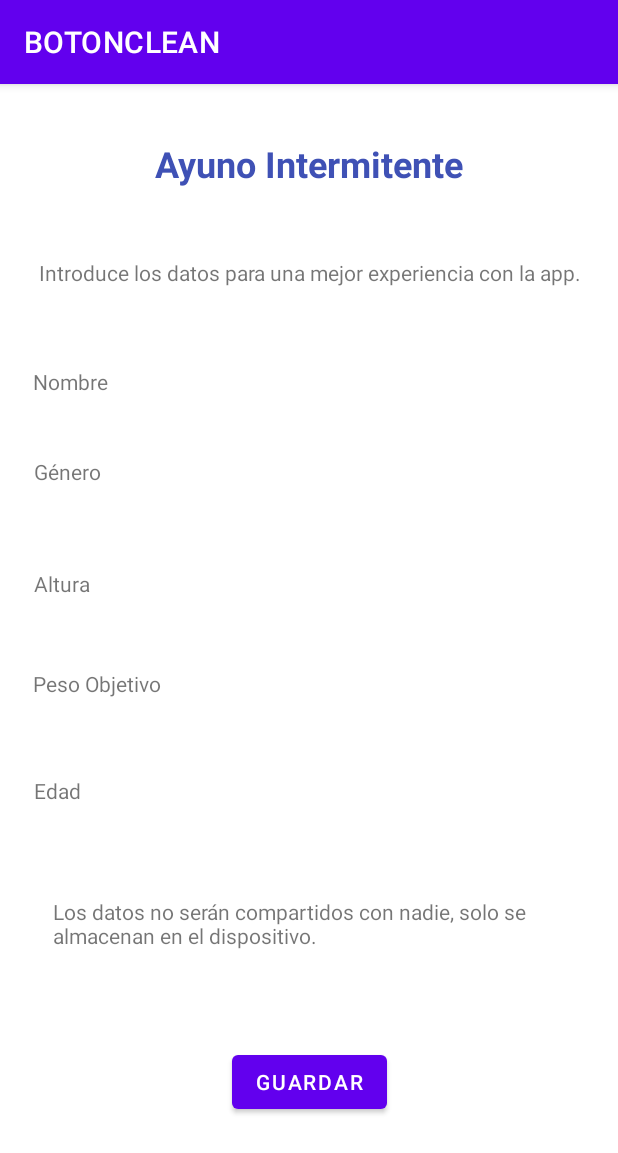
After one commit to JulianHomelo/AyunoApp, an Android app: the Formulario_ingreso screen opened directly, with no data from a screen before it, on a phone screen of 412 x 824 dp. The commit adds this screen. Shown: the top 1153 px of the screen. Run offline under Robolectric (Android 15) with nearby library versions, the phone set to English and light mode, and no system bars.

Commit message:
Se agregó formulario para poder mejorar experiencia.

```diff
--- a/app/src/main/AndroidManifest.xml
+++ b/app/src/main/AndroidManifest.xml
@@ -14,6 +14,12 @@
         android:theme="@style/Theme.BOTONCLEAN"
         tools:targetApi="31">
         <activity
+            android:name=".Formulario_ingreso"
+            android:exported="false" />
+        <activity
+            android:name=".Activity3_horas"
+            android:exported="false" />
+        <activity
             android:name=".activity2_clean"
             android:exported="false" />
         <activity
--- /dev/null
+++ b/app/src/main/java/com/example/botonclean/Activity3_horas.java
@@ -0,0 +1,14 @@
+package com.example.botonclean;
+
+import androidx.appcompat.app.AppCompatActivity;
+
+import android.os.Bundle;
+
+public class Activity3_horas extends AppCompatActivity {
+
+    @Override
+    protected void onCreate(Bundle savedInstanceState) {
+        super.onCreate(savedInstanceState);
+        setContentView(R.layout.activity_activity3_horas);
+    }
+}
--- /dev/null
+++ b/app/src/main/java/com/example/botonclean/Formulario_ingreso.java
@@ -0,0 +1,28 @@
+package com.example.botonclean;
+
+import androidx.appcompat.app.AppCompatActivity;
+
+import android.content.Intent;
+import android.os.Bundle;
+import android.view.View;
+import android.widget.Button;
+
+public class Formulario_ingreso extends AppCompatActivity {
+
+    Button btn_guardar;
+
+    @Override
+    protected void onCreate(Bundle savedInstanceState) {
+        super.onCreate(savedInstanceState);
+        setContentView(R.layout.activity_formulario_ingreso);
+        btn_guardar=(Button)findViewById(R.id.btn_guardar);
+
+        btn_guardar.setOnClickListener(new View.OnClickListener() {
+            @Override
+            public void onClick(View view) {
+                Intent btn_guardar = new Intent(Formulario_ingreso.this, activity2_clean.class);
+                startActivity(btn_guardar);
+            }
+        });
+    }
+}
--- a/app/src/main/java/com/example/botonclean/MainActivity.java
+++ b/app/src/main/java/com/example/botonclean/MainActivity.java
@@ -21,7 +21,7 @@ public class MainActivity extends AppCompatActivity {
         btn_sig.setOnClickListener(new View.OnClickListener() {
             @Override
             public void onClick(View view) {
-                Intent btn_sig = new Intent(MainActivity.this, activity2_clean.class);
+                Intent btn_sig = new Intent(MainActivity.this, Formulario_ingreso.class);
                 startActivity(btn_sig);
             }
         });
--- /dev/null
+++ b/app/src/main/res/layout/activity_activity3_horas.xml
@@ -0,0 +1,9 @@
+<?xml version="1.0" encoding="utf-8"?>
+<androidx.constraintlayout.widget.ConstraintLayout xmlns:android="http://schemas.android.com/apk/res/android"
+    xmlns:app="http://schemas.android.com/apk/res-auto"
+    xmlns:tools="http://schemas.android.com/tools"
+    android:layout_width="match_parent"
+    android:layout_height="match_parent"
+    tools:context=".Activity3_horas">
+
+</androidx.constraintlayout.widget.ConstraintLayout>
--- /dev/null
+++ b/app/src/main/res/layout/activity_formulario_ingreso.xml
@@ -0,0 +1,117 @@
+<?xml version="1.0" encoding="utf-8"?>
+<androidx.constraintlayout.widget.ConstraintLayout xmlns:android="http://schemas.android.com/apk/res/android"
+    xmlns:app="http://schemas.android.com/apk/res-auto"
+    xmlns:tools="http://schemas.android.com/tools"
+    android:layout_width="match_parent"
+    android:layout_height="match_parent"
+    tools:context=".Formulario_ingreso">
+
+    <TextView
+        android:id="@+id/textView25"
+        android:layout_width="wrap_content"
+        android:layout_height="wrap_content"
+        android:text="Ayuno Intermitente"
+        android:textColor="#3F51B5"
+        android:textSize="24sp"
+        android:textStyle="bold"
+        app:layout_constraintBottom_toBottomOf="parent"
+        app:layout_constraintEnd_toEndOf="parent"
+        app:layout_constraintStart_toStartOf="parent"
+        app:layout_constraintTop_toTopOf="parent"
+        app:layout_constraintVertical_bias="0.05" />
+
+    <TextView
+        android:id="@+id/textView24"
+        android:layout_width="354dp"
+        android:layout_height="45dp"
+        android:text="Los datos no serán compartidos con nadie, solo se almacenan en el dispositivo."
+        app:layout_constraintBottom_toBottomOf="parent"
+        app:layout_constraintEnd_toEndOf="parent"
+        app:layout_constraintHorizontal_bias="0.614"
+        app:layout_constraintStart_toStartOf="parent"
+        app:layout_constraintTop_toTopOf="parent"
+        app:layout_constraintVertical_bias="0.75" />
+
+    <TextView
+        android:id="@+id/textView23"
+        android:layout_width="wrap_content"
+        android:layout_height="wrap_content"
+        android:text="Edad"
+        app:layout_constraintBottom_toBottomOf="parent"
+        app:layout_constraintEnd_toEndOf="parent"
+        app:layout_constraintHorizontal_bias="0.06"
+        app:layout_constraintStart_toStartOf="parent"
+        app:layout_constraintTop_toTopOf="parent"
+        app:layout_constraintVertical_bias="0.616" />
+
+    <TextView
+        android:id="@+id/textView22"
+        android:layout_width="wrap_content"
+        android:layout_height="wrap_content"
+        android:text="Peso Objetivo"
+        app:layout_constraintBottom_toBottomOf="parent"
+        app:layout_constraintEnd_toEndOf="parent"
+        app:layout_constraintHorizontal_bias="0.067"
+        app:layout_constraintStart_toStartOf="parent"
+        app:layout_constraintTop_toTopOf="parent"
+        app:layout_constraintVertical_bias="0.521" />
+
+    <TextView
+        android:id="@+id/textView21"
+        android:layout_width="wrap_content"
+        android:layout_height="wrap_content"
+        android:text="Altura"
+        app:layout_constraintBottom_toBottomOf="parent"
+        app:layout_constraintEnd_toEndOf="parent"
+        app:layout_constraintHorizontal_bias="0.061"
+        app:layout_constraintStart_toStartOf="parent"
+        app:layout_constraintTop_toTopOf="parent"
+        app:layout_constraintVertical_bias="0.432" />
+
+    <TextView
+        android:id="@+id/textView20"
+        android:layout_width="wrap_content"
+        android:layout_height="wrap_content"
+        android:text="Género"
+        app:layout_constraintBottom_toBottomOf="parent"
+        app:layout_constraintEnd_toEndOf="parent"
+        app:layout_constraintHorizontal_bias="0.062"
+        app:layout_constraintStart_toStartOf="parent"
+        app:layout_constraintTop_toTopOf="parent"
+        app:layout_constraintVertical_bias="0.332" />
+
+    <TextView
+        android:id="@+id/textView19"
+        android:layout_width="wrap_content"
+        android:layout_height="wrap_content"
+        android:text="Nombre"
+        app:layout_constraintBottom_toBottomOf="parent"
+        app:layout_constraintEnd_toEndOf="parent"
+        app:layout_constraintHorizontal_bias="0.061"
+        app:layout_constraintStart_toStartOf="parent"
+        app:layout_constraintTop_toTopOf="parent"
+        app:layout_constraintVertical_bias="0.252" />
+
+    <TextView
+        android:id="@+id/textView18"
+        android:layout_width="wrap_content"
+        android:layout_height="wrap_content"
+        android:text="Introduce los datos para una mejor experiencia con la app."
+        app:layout_constraintBottom_toBottomOf="parent"
+        app:layout_constraintEnd_toEndOf="parent"
+        app:layout_constraintHorizontal_bias="0.521"
+        app:layout_constraintStart_toStartOf="parent"
+        app:layout_constraintTop_toTopOf="parent"
+        app:layout_constraintVertical_bias="0.155" />
+
+    <Button
+        android:id="@+id/btn_guardar"
+        android:layout_width="wrap_content"
+        android:layout_height="wrap_content"
+        android:text="Guardar"
+        app:layout_constraintBottom_toBottomOf="parent"
+        app:layout_constraintEnd_toEndOf="parent"
+        app:layout_constraintStart_toStartOf="parent"
+        app:layout_constraintTop_toTopOf="parent"
+        app:layout_constraintVertical_bias="0.891" />
+</androidx.constraintlayout.widget.ConstraintLayout>
```
